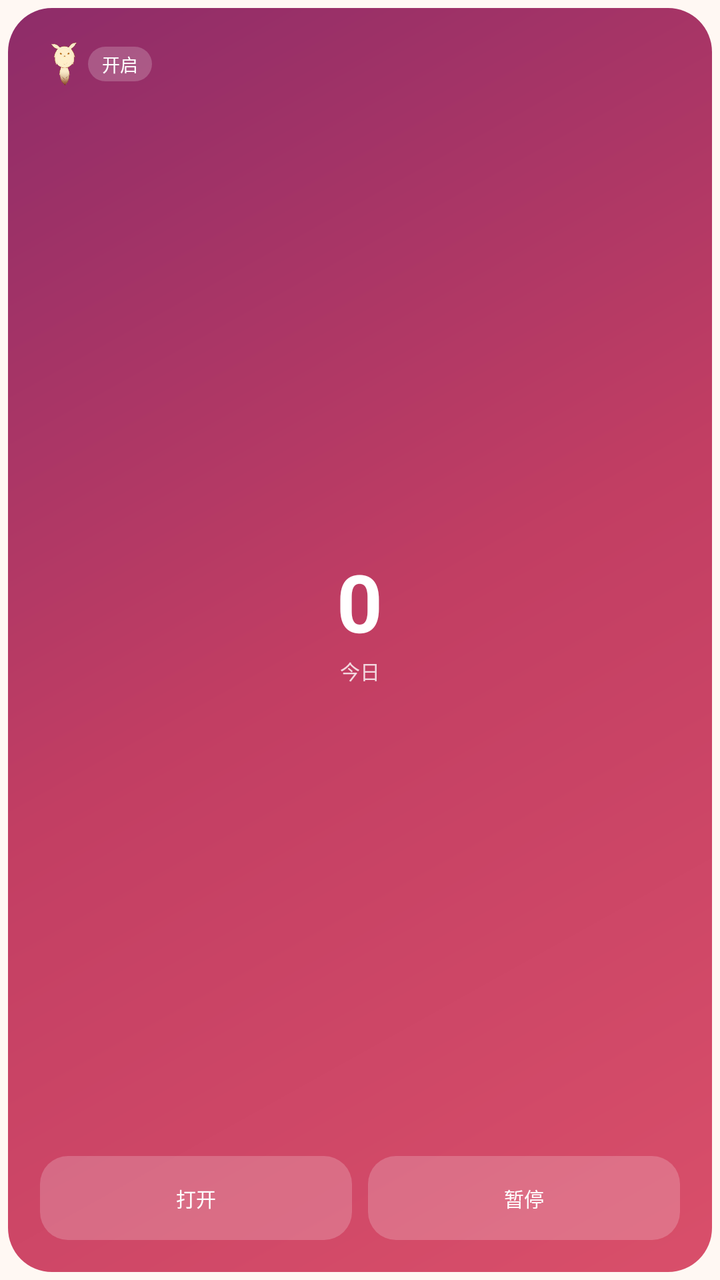
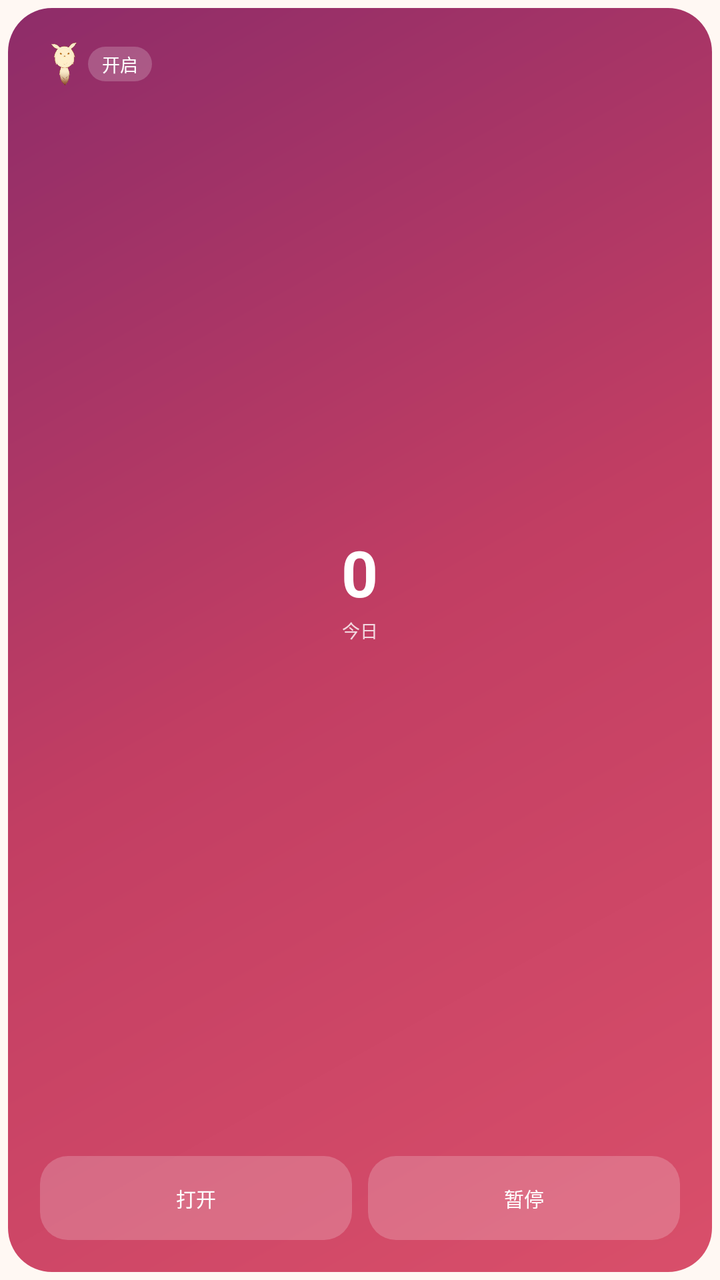

Two renders of the same Android screen: before a commit and after it. Below are the layout's source before the change and the commit's diff.
<!-- AndroidManifest.xml: application theme Theme.Sms2Bark -->
<!-- res/layout/widget_dodocomm_tall.xml -->
<?xml version="1.0" encoding="utf-8"?>
<FrameLayout xmlns:android="http://schemas.android.com/apk/res/android"
    android:id="@+id/widget_root"
    android:layout_width="match_parent"
    android:layout_height="match_parent"
    android:background="@android:color/transparent"
    android:padding="4dp">

    <LinearLayout
        android:id="@+id/widget_card"
        android:layout_width="match_parent"
        android:layout_height="match_parent"
        android:background="@drawable/widget_background"
        android:orientation="vertical"
        android:padding="16dp">

        <LinearLayout
            android:layout_width="match_parent"
            android:layout_height="wrap_content"
            android:gravity="center_vertical"
            android:orientation="horizontal">
            <ImageView
                android:layout_width="24dp"
                android:layout_height="24dp"
                android:contentDescription="@null"
                android:src="@drawable/dodoco_mascot" />
            <TextView
                android:id="@+id/widget_title"
                android:layout_width="0dp"
                android:layout_height="wrap_content"
                android:visibility="gone"
                android:layout_marginStart="7dp"
                android:layout_weight="1"
                android:ellipsize="end"
                android:maxLines="1"
                android:text="@string/widget_title"
                android:textColor="#FFFFFFFF"
                android:textSize="12sp"
                android:textStyle="bold" />
            <TextView
                android:id="@+id/widget_status"
                android:layout_width="wrap_content"
                android:layout_height="wrap_content"
                android:background="@drawable/widget_chip"
                android:ellipsize="end"
                android:maxLines="1"
                android:maxWidth="96dp"
                android:paddingHorizontal="7dp"
                android:paddingVertical="2dp"
                android:text="@string/widget_status_on"
                android:textColor="#FFFFFFFF"
                android:textSize="9sp" />
        </LinearLayout>

        <LinearLayout
            android:layout_width="match_parent"
            android:layout_height="0dp"
            android:layout_weight="1"
            android:gravity="center"
            android:orientation="vertical">
            <TextView
                android:id="@+id/widget_count"
                android:layout_width="wrap_content"
                android:layout_height="wrap_content"
                android:includeFontPadding="false"
                android:text="0"
                android:textColor="#FFFFFFFF"
                android:textSize="40sp"
                android:textStyle="bold" />
            <TextView
                android:id="@+id/widget_count_label"
                android:layout_width="wrap_content"
                android:layout_height="wrap_content"
                android:layout_marginTop="2dp"
                android:text="@string/widget_label_today"
                android:textColor="#CCFFFFFF"
                android:textSize="10sp" />
        </LinearLayout>

        <LinearLayout
            android:layout_width="match_parent"
            android:layout_height="42dp"
            android:orientation="horizontal">
            <TextView
                android:id="@+id/widget_open"
                android:layout_width="0dp"
                android:layout_height="match_parent"
                android:layout_weight="1"
                android:background="@drawable/widget_chip"
                android:ellipsize="end"
                android:gravity="center"
                android:maxLines="1"
                android:paddingHorizontal="4dp"
                android:text="@string/widget_action_open"
                android:textColor="#FFFFFFFF"
                android:textSize="10sp" />
            <TextView
                android:id="@+id/widget_toggle"
                android:layout_width="0dp"
                android:layout_height="match_parent"
                android:layout_marginStart="8dp"
                android:layout_weight="1"
                android:background="@drawable/widget_chip"
                android:ellipsize="end"
                android:gravity="center"
                android:maxLines="1"
                android:paddingHorizontal="4dp"
                android:text="@string/widget_action_pause"
                android:textColor="#FFFFFFFF"
                android:textSize="10sp" />
        </LinearLayout>
    </LinearLayout>
</FrameLayout>
<!-- resources referenced by this layout -->
<resources>
  <!-- drawable dodoco_mascot: png bitmap (drawable-nodpi, 144085 bytes) -->
  <!-- drawable widget_background (drawable) -->
  <?xml version="1.0" encoding="utf-8"?>
  <shape xmlns:android="http://schemas.android.com/apk/res/android" android:shape="rectangle">
      <gradient
          android:angle="135"
          android:startColor="#D94F6A"
          android:centerColor="#C23E63"
          android:endColor="#8E2C69" />
      <corners android:radius="22dp" />
  </shape>
  <!-- drawable widget_chip (drawable) -->
  <?xml version="1.0" encoding="utf-8"?>
  <shape xmlns:android="http://schemas.android.com/apk/res/android" android:shape="rectangle">
      <solid android:color="#33FFFFFF" />
      <corners android:radius="14dp" />
  </shape>
  <string name="widget_action_open">打开</string>
  <string name="widget_action_pause">暂停</string>
  <string name="widget_label_today">今日</string>
  <string name="widget_status_on">开启</string>
  <string name="widget_title">嘟嘟通讯</string>
  <style name="Theme.Sms2Bark" parent="android:Theme.Material.Light.NoActionBar">
          <item name="android:windowBackground">@color/splash_background</item>
          <item name="android:statusBarColor">@android:color/transparent</item>
          <item name="android:navigationBarColor">@android:color/transparent</item>
          <item name="android:windowLightStatusBar">true</item>
          <item name="android:windowDrawsSystemBarBackgrounds">true</item>
      </style>
  <color name="splash_background">#FFFFF8F3</color>
</resources>

<!-- the commit's change to res/layout/widget_dodocomm_tall.xml (unified diff, before → after) -->
@@ -65,7 +65,7 @@
                 android:includeFontPadding="false"
                 android:text="0"
                 android:textColor="#FFFFFFFF"
-                android:textSize="40sp"
+                android:textSize="32sp"
                 android:textStyle="bold" />
             <TextView
                 android:id="@+id/widget_count_label"
@@ -74,7 +74,27 @@
                 android:layout_marginTop="2dp"
                 android:text="@string/widget_label_today"
                 android:textColor="#CCFFFFFF"
-                android:textSize="10sp" />
+                android:textSize="9sp" />
+            <TextView
+                android:id="@+id/widget_stats"
+                android:layout_width="wrap_content"
+                android:layout_height="wrap_content"
+                android:layout_marginTop="4dp"
+                android:ellipsize="end"
+                android:maxLines="1"
+                android:textColor="#E6FFFFFF"
+                android:textSize="9sp"
+                android:textAlignment="center" />
+            <TextView
+                android:id="@+id/widget_recent_sender"
+                android:layout_width="match_parent"
+                android:layout_height="wrap_content"
+                android:layout_marginTop="4dp"
+                android:ellipsize="end"
+                android:gravity="center"
+                android:maxLines="1"
+                android:textColor="#E6FFFFFF"
+                android:textSize="8sp" />
         </LinearLayout>
 
         <LinearLayout
